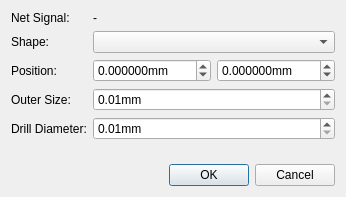
Old version of the form libs/librepcb/projecteditor/boardeditor/boardviapropertiesdialog.ui in the repository LibrePCB/LibrePCB.
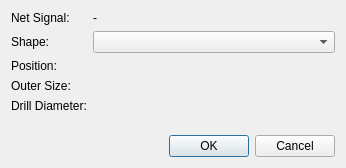
New version of the form. Custom widgets are drawn as their Qt base class.

Commit message: Use unit edit widgets where suitable

```diff
--- a/libs/librepcb/projecteditor/boardeditor/boardviapropertiesdialog.ui
+++ b/libs/librepcb/projecteditor/boardeditor/boardviapropertiesdialog.ui
@@ -7,7 +7,7 @@
     <x>0</x>
     <y>0</y>
     <width>346</width>
-    <height>197</height>
+    <height>168</height>
    </rect>
   </property>
   <property name="windowTitle">
@@ -50,72 +50,10 @@
      <item row="2" column="1">
       <layout class="QHBoxLayout" name="horizontalLayout">
        <item>
-        <widget class="QDoubleSpinBox" name="spbxPosX">
-         <property name="sizePolicy">
-          <sizepolicy hsizetype="Preferred" vsizetype="Fixed">
-           <horstretch>0</horstretch>
-           <verstretch>0</verstretch>
-          </sizepolicy>
-         </property>
-         <property name="maximumSize">
-          <size>
-           <width>16777215</width>
-           <height>16777215</height>
-          </size>
-         </property>
-         <property name="buttonSymbols">
-          <enum>QAbstractSpinBox::UpDownArrows</enum>
-         </property>
-         <property name="suffix">
-          <string notr="true">mm</string>
-         </property>
-         <property name="decimals">
-          <number>6</number>
-         </property>
-         <property name="minimum">
-          <double>-2000.000000000000000</double>
-         </property>
-         <property name="maximum">
-          <double>2000.000000000000000</double>
-         </property>
-         <property name="singleStep">
-          <double>2.540000000000000</double>
-         </property>
-        </widget>
+        <widget class="librepcb::LengthEdit" name="edtPosX" native="true"/>
        </item>
        <item>
-        <widget class="QDoubleSpinBox" name="spbxPosY">
-         <property name="sizePolicy">
-          <sizepolicy hsizetype="Preferred" vsizetype="Fixed">
-           <horstretch>0</horstretch>
-           <verstretch>0</verstretch>
-          </sizepolicy>
-         </property>
-         <property name="maximumSize">
-          <size>
-           <width>16777215</width>
-           <height>16777215</height>
-          </size>
-         </property>
-         <property name="buttonSymbols">
-          <enum>QAbstractSpinBox::UpDownArrows</enum>
-         </property>
-         <property name="suffix">
-          <string notr="true">mm</string>
-         </property>
-         <property name="decimals">
-          <number>6</number>
-         </property>
-         <property name="minimum">
-          <double>-2000.000000000000000</double>
-         </property>
-         <property name="maximum">
-          <double>2000.000000000000000</double>
-         </property>
-         <property name="singleStep">
-          <double>2.540000000000000</double>
-         </property>
-        </widget>
+        <widget class="librepcb::LengthEdit" name="edtPosY" native="true"/>
        </item>
       </layout>
      </item>
@@ -126,19 +64,6 @@
        </property>
       </widget>
      </item>
-     <item row="3" column="1">
-      <widget class="QDoubleSpinBox" name="spbxSize">
-       <property name="suffix">
-        <string notr="true">mm</string>
-       </property>
-       <property name="minimum">
-        <double>0.010000000000000</double>
-       </property>
-       <property name="singleStep">
-        <double>0.100000000000000</double>
-       </property>
-      </widget>
-     </item>
      <item row="4" column="0">
       <widget class="QLabel" name="label_3">
        <property name="text">
@@ -146,18 +71,11 @@
        </property>
       </widget>
      </item>
+     <item row="3" column="1">
+      <widget class="librepcb::PositiveLengthEdit" name="edtSize" native="true"/>
+     </item>
      <item row="4" column="1">
-      <widget class="QDoubleSpinBox" name="spbxDrillDiameter">
-       <property name="suffix">
-        <string notr="true">mm</string>
-       </property>
-       <property name="minimum">
-        <double>0.010000000000000</double>
-       </property>
-       <property name="singleStep">
-        <double>0.100000000000000</double>
-       </property>
-      </widget>
+      <widget class="librepcb::PositiveLengthEdit" name="edtDrillDiameter" native="true"/>
      </item>
     </layout>
    </item>
@@ -173,6 +91,20 @@
    </item>
   </layout>
  </widget>
+ <customwidgets>
+  <customwidget>
+   <class>librepcb::LengthEdit</class>
+   <extends>QWidget</extends>
+   <header location="global">librepcb/common/widgets/lengthedit.h</header>
+   <container>1</container>
+  </customwidget>
+  <customwidget>
+   <class>librepcb::PositiveLengthEdit</class>
+   <extends>QWidget</extends>
+   <header location="global">librepcb/common/widgets/positivelengthedit.h</header>
+   <container>1</container>
+  </customwidget>
+ </customwidgets>
  <resources/>
  <connections>
   <connection>
```
The commit also changes 53 other files.
